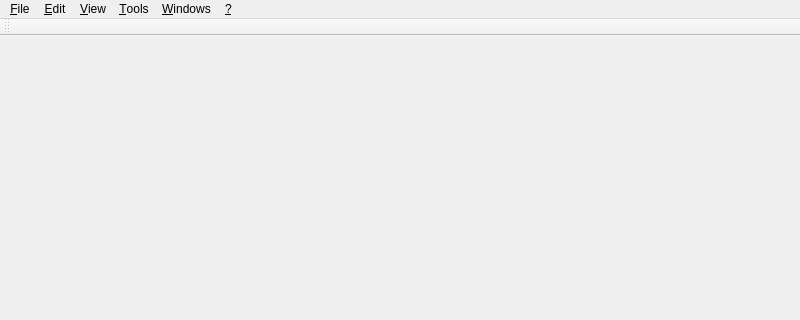
Nekronomykon/ScDrv.2, file FrameWorkspace.ui: the form before one commit; both pictures show x 0 to 800 and y 0 to 320 of the 800 by 600 pixel window.
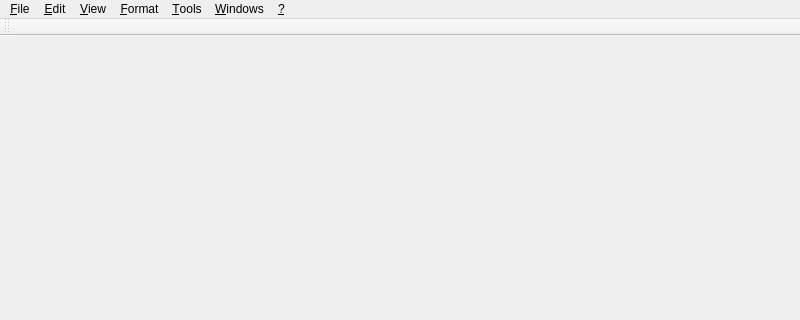
The form after the commit. Custom widgets are drawn as their Qt base class.

Commit message: New wave of actions

```diff
--- a/FrameWorkspace.ui
+++ b/FrameWorkspace.ui
@@ -105,9 +105,16 @@
      <string>&amp;Windows</string>
     </property>
    </widget>
+   <widget class="QMenu" name="menu_Format">
+    <property name="title">
+     <string>&amp;Format</string>
+    </property>
+    <addaction name="actionPageSetup_"/>
+   </widget>
    <addaction name="menuFile_"/>
    <addaction name="menuEdit"/>
    <addaction name="menuView_"/>
+   <addaction name="menu_Format"/>
    <addaction name="menuTools_"/>
    <addaction name="menuWindows_"/>
    <addaction name="menuHelp_"/>
```
Left out of the diff: 24 changed lines with no effect on the pictures. The commit also changes 2 other files.
